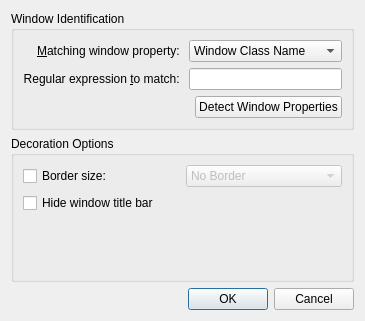
Above: kdecoration/config/ui/breezewayexceptiondialog.ui from richard-kung/breezeway before the change. Below: the same form after it.
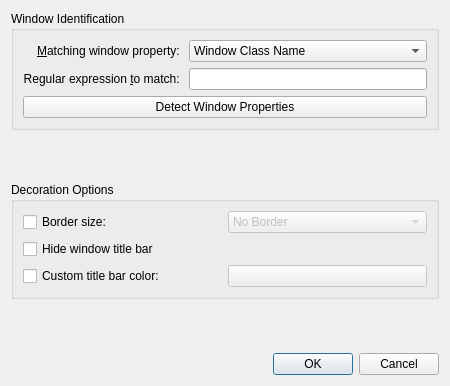
That is the form after the change. Custom widgets are drawn as their Qt base class.

Commit message: muted font color of inactive windows, font color is now adjusting for dark backgrounds, started work on a custom color titlebar selector

The edit to the form file:
```diff
--- a/kdecoration/config/ui/breezewayexceptiondialog.ui
+++ b/kdecoration/config/ui/breezewayexceptiondialog.ui
@@ -6,15 +6,18 @@
    <rect>
     <x>0</x>
     <y>0</y>
-    <width>362</width>
-    <height>321</height>
+    <width>450</width>
+    <height>386</height>
    </rect>
   </property>
   <property name="windowTitle">
    <string>Dialog</string>
   </property>
   <layout class="QVBoxLayout" name="verticalLayout">
-   <item>
+   <property name="spacing">
+    <number>6</number>
+   </property>
+   <item alignment="Qt::AlignTop">
     <widget class="QGroupBox" name="groupBox">
      <property name="title">
       <string>Window Identification</string>
@@ -46,13 +49,6 @@
         </property>
        </widget>
       </item>
-      <item row="2" column="2">
-       <widget class="QPushButton" name="detectDialogButton">
-        <property name="text">
-         <string>Detect Window Properties</string>
-        </property>
-       </widget>
-      </item>
       <item row="1" column="1" colspan="2">
        <widget class="QLineEdit" name="exceptionEditor">
         <property name="showClearButton" stdset="0">
@@ -74,26 +70,29 @@
         </item>
        </widget>
       </item>
+      <item row="2" column="0" colspan="3">
+       <widget class="QPushButton" name="detectDialogButton">
+        <property name="text">
+         <string>Detect Window Properties</string>
+        </property>
+       </widget>
+      </item>
      </layout>
     </widget>
    </item>
-   <item>
+   <item alignment="Qt::AlignTop">
     <widget class="QGroupBox" name="groupBox_2">
      <property name="title">
       <string>Decoration Options</string>
      </property>
      <layout class="QGridLayout" name="gridLayout_3">
-      <item row="0" column="0">
-       <widget class="QCheckBox" name="borderSizeCheckBox">
-        <property name="text">
-         <string>Border size:</string>
+      <item row="4" column="0">
+       <widget class="QCheckBox" name="customColorBox">
+        <property name="locale">
+         <locale language="English" country="Germany"/>
         </property>
-       </widget>
-      </item>
-      <item row="2" column="0" colspan="2">
-       <widget class="QCheckBox" name="hideTitleBar">
         <property name="text">
-         <string>Hide window title bar</string>
+         <string>Custom title bar color:</string>
         </property>
        </widget>
       </item>
@@ -149,18 +148,26 @@
         </item>
        </widget>
       </item>
-      <item row="3" column="0" colspan="2">
-       <spacer name="verticalSpacer">
-        <property name="orientation">
-         <enum>Qt::Vertical</enum>
+      <item row="0" column="0">
+       <widget class="QCheckBox" name="borderSizeCheckBox">
+        <property name="text">
+         <string>Border size:</string>
         </property>
-        <property name="sizeHint" stdset="0">
-         <size>
-          <width>20</width>
-          <height>40</height>
-         </size>
+       </widget>
+      </item>
+      <item row="2" column="0" colspan="2">
+       <widget class="QCheckBox" name="hideTitleBar">
+        <property name="text">
+         <string>Hide window title bar</string>
         </property>
-       </spacer>
+       </widget>
+      </item>
+      <item row="4" column="1">
+       <widget class="KColorButton" name="customColorSelect">
+        <property name="enabled">
+         <bool>false</bool>
+        </property>
+       </widget>
       </item>
      </layout>
     </widget>
@@ -177,6 +184,13 @@
    </item>
   </layout>
  </widget>
+ <customwidgets>
+  <customwidget>
+   <class>KColorButton</class>
+   <extends>QPushButton</extends>
+   <header>kcolorbutton.h</header>
+  </customwidget>
+ </customwidgets>
  <resources/>
  <connections>
   <connection>
```
Left out of the diff: 16 changed lines with no effect on the pictures. The commit also changes 6 other files.
